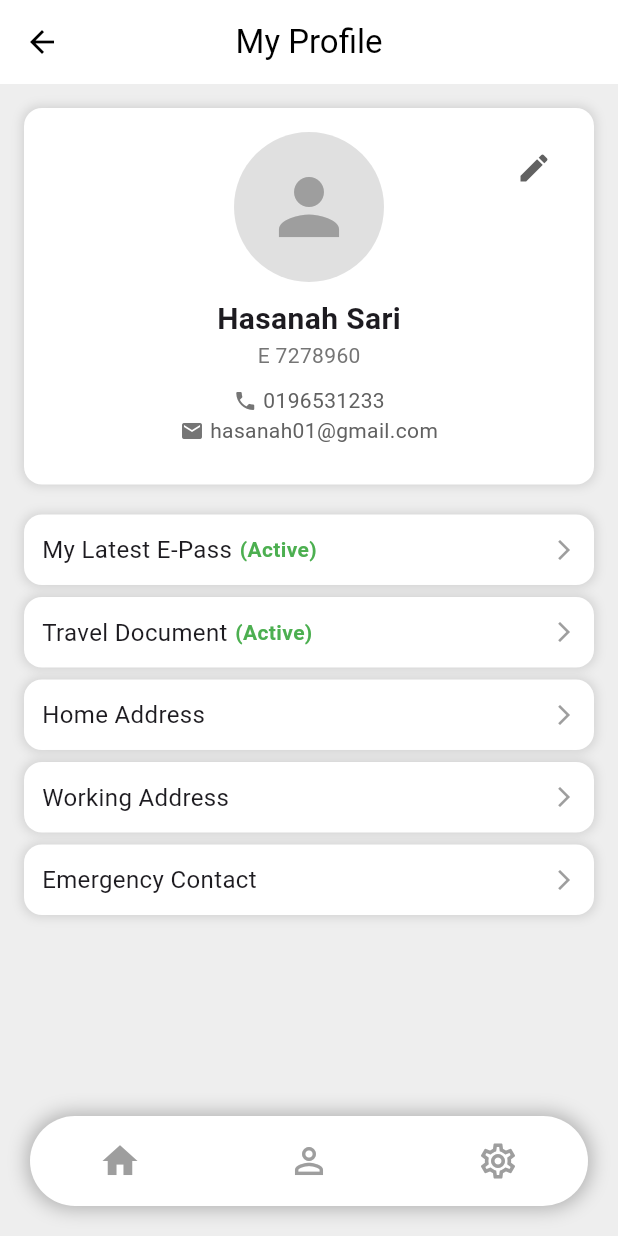
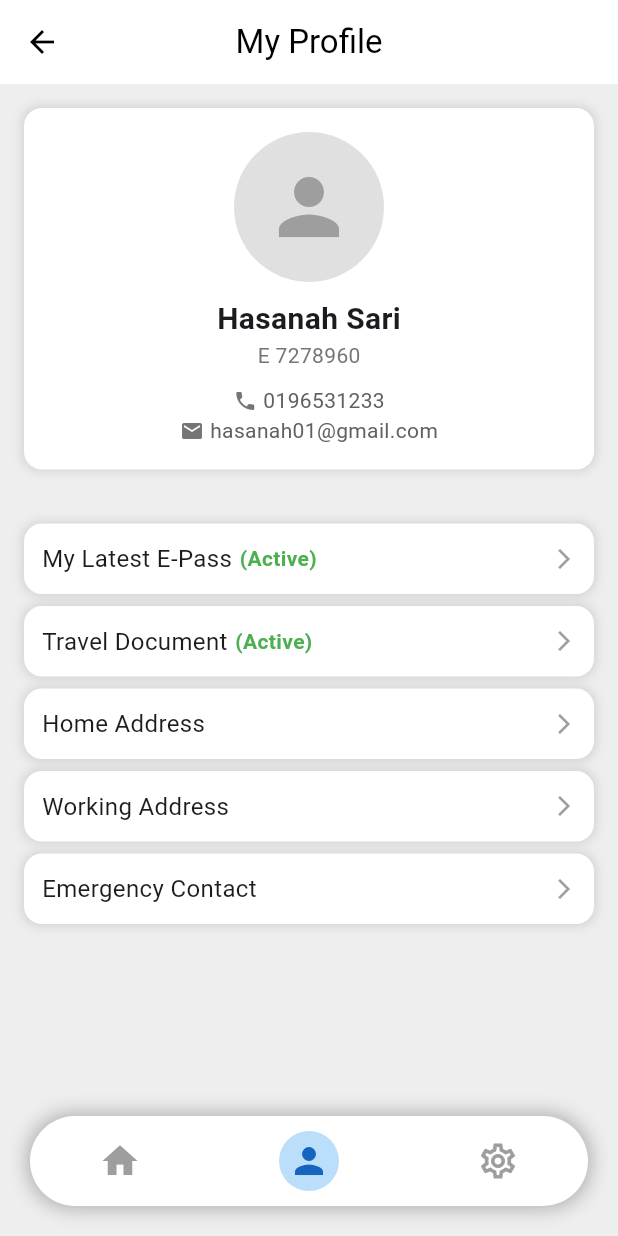
Before and after one commit to masbroamat/niise_mobile, a Flutter app: the ProfilePage screen opened by its route, on a phone screen of 412 x 824 dp. Run offline on Flutter 3.47's test engine with Material 3 defaults, Android fonts, the phone set to English and light mode, and no system bars; our stand-ins replace flutter_svg.

Commit message:
Issue on routing

```diff
--- a/lib/main.dart
+++ b/lib/main.dart
@@ -23,7 +23,7 @@ class MyApp extends StatelessWidget {
     return MaterialApp(
       debugShowCheckedModeBanner: false,
       title: 'NIISE Mobile',
-      initialRoute: '/',
+      initialRoute: '/home',
       routes: {
         '/': (context) => const LoginPage(),
         '/home': (context) => const HomePage(),
@@ -37,7 +37,7 @@ class MyApp extends StatelessWidget {
             (context) => const ForgotPassword(),
         '/set_new_password':
             (context) =>
-                const SetNewPasswordPage(),
+                SetNewPasswordScreen(),
         '/verification_forgot_password':
             (context) =>
                 const VerificationForgotPassword(),
--- a/lib/pages/profile_page.dart
+++ b/lib/pages/profile_page.dart
@@ -4,13 +4,11 @@ class ProfilePage extends StatefulWidget {
   const ProfilePage({super.key});
 
   @override
-  State<ProfilePage> createState() =>
-      _ProfilePageState();
+  State<ProfilePage> createState() => _ProfilePageState();
 }
 
-class _ProfilePageState
-    extends State<ProfilePage> {
-  int _selectedIndex = 3; // Default to settings
+class _ProfilePageState extends State<ProfilePage> {
+  int _selectedIndex = 1; // Set default index to Profile page
 
   void _onItemTapped(int index) {
     if (index != _selectedIndex) {
@@ -21,78 +19,25 @@ class _ProfilePageState
       // Navigate to the corresponding page
       if (index == 0) {
         Navigator.pushNamed(context, '/home');
-      } else if (index == 1) {
       } else if (index == 2) {
         Navigator.pushNamed(context, '/settings');
       }
     }
   }
 
-  Widget _buildBottomNavBar() {
-    return Container(
-      height: 60,
-      margin: const EdgeInsets.only(
-        bottom: 20,
-        left: 20,
-        right: 20,
-      ),
-      padding: const EdgeInsets.symmetric(
-        horizontal: 40,
-      ),
-      decoration: BoxDecoration(
-        color: Colors.white,
-        borderRadius: BorderRadius.circular(30),
-        boxShadow: [
-          BoxShadow(
-            color: Colors.black26,
-            blurRadius: 10,
-            spreadRadius: 2,
-          ),
-        ],
-      ),
-      child: Row(
-        mainAxisAlignment:
-            MainAxisAlignment.spaceBetween,
-        children: [
-          _buildNavBarItem(Icons.home, 0),
-          _buildNavBarItem(
-            Icons.person_outline,
-            1,
-          ),
-          _buildNavBarItem(
-            Icons.settings_outlined,
-            2,
-          ),
-        ],
-      ),
-    );
-  }
-
-  Widget _buildNavBarItem(
-    IconData icon,
-    int index,
-  ) {
+  Widget _buildNavBarItem(IconData icon, int index) {
     return GestureDetector(
-      onTap:
-          () => _onItemTapped(
-            index,
-          ), // Correct index handling
+      onTap: () => _onItemTapped(index),
       child: Container(
         width: 40,
         height: 40,
         decoration: BoxDecoration(
           shape: BoxShape.circle,
-          color:
-              _selectedIndex == index
-                  ? Colors.blue.shade100
-                  : Colors.transparent,
+          color: _selectedIndex == index ? Colors.blue.shade100 : Colors.transparent,
         ),
         child: Icon(
           icon,
-          color:
-              _selectedIndex == index
-                  ? Colors.blue.shade800
-                  : Colors.grey,
+          color: _selectedIndex == index ? Colors.blue.shade800 : Colors.grey,
           size: 28,
         ),
       ),
@@ -104,14 +49,14 @@ class _ProfilePageState
     return Scaffold(
       backgroundColor: Colors.grey[200],
       appBar: AppBar(
-        title: Text(
+        title: const Text(
           'My Profile',
           style: TextStyle(color: Colors.black),
         ),
         centerTitle: true,
         backgroundColor: Colors.white,
         elevation: 0,
-        iconTheme: IconThemeData(
+        iconTheme: const IconThemeData(
           color: Colors.black,
         ),
       ),
@@ -120,13 +65,12 @@ class _ProfilePageState
           children: [
             // Profile Section
             Container(
-              margin: EdgeInsets.all(16),
-              padding: EdgeInsets.all(16),
+              margin: const EdgeInsets.all(16),
+              padding: const EdgeInsets.all(16),
               decoration: BoxDecoration(
                 color: Colors.white,
-                borderRadius:
-                    BorderRadius.circular(12),
-                boxShadow: [
+                borderRadius: BorderRadius.circular(12),
+                boxShadow: const [
                   BoxShadow(
                     color: Colors.black12,
                     blurRadius: 5,
@@ -134,158 +78,99 @@ class _ProfilePageState
                   ),
                 ],
               ),
-              child: Stack(
+              child: Column(
                 children: [
-                  Column(
-                    children: [
-                      // Profile Picture Centered
                   CircleAvatar(
                     radius: 50,
-                        backgroundColor:
-                            Colors.grey[300],
-                        child: Icon(
+                    backgroundColor: Colors.grey[300],
+                    child: const Icon(
                       Icons.person,
                       size: 60,
                       color: Colors.grey,
                     ),
                   ),
-                      SizedBox(height: 10),
-
-                      // Name
-                      Text(
+                  const SizedBox(height: 10),
+                  const Text(
                     "Hasanah Sari",
-                        style: TextStyle(
-                          fontSize: 20,
-                          fontWeight:
-                              FontWeight.bold,
+                    style: TextStyle(fontSize: 20, fontWeight: FontWeight.bold),
                   ),
-                      ),
-
-                      // ID Number
-                      Text(
-                        "E 7278960",
-                        style: TextStyle(
-                          color: Colors.grey[600],
-                        ),
-                      ),
-                      SizedBox(height: 10),
-
-                      // Contact Info
+                  Text("E 7278960", style: TextStyle(color: Colors.grey[600])),
+                  const SizedBox(height: 10),
                   Row(
-                        mainAxisAlignment:
-                            MainAxisAlignment
-                                .center,
+                    mainAxisAlignment: MainAxisAlignment.center,
                     children: [
-                          Icon(
-                            Icons.phone,
-                            size: 16,
-                            color:
-                                Colors.grey[600],
-                          ),
-                          SizedBox(width: 4),
-                          Text(
-                            "0196531233",
-                            style: TextStyle(
-                              color:
-                                  Colors
-                                      .grey[700],
-                            ),
-                          ),
+                      Icon(Icons.phone, size: 16, color: Colors.grey[600]),
+                      const SizedBox(width: 4),
+                      Text("0196531233", style: TextStyle(color: Colors.grey[700])),
                     ],
                   ),
                   Row(
-                        mainAxisAlignment:
-                            MainAxisAlignment
-                                .center,
+                    mainAxisAlignment: MainAxisAlignment.center,
                     children: [
-                          Icon(
-                            Icons.email,
-                            size: 16,
-                            color:
-                                Colors.grey[600],
-                          ),
-                          SizedBox(width: 4),
-                          Text(
-                            "hasanah01@gmail.com",
-                            style: TextStyle(
-                              color:
-                                  Colors
-                                      .grey[700],
-                            ),
-                          ),
+                      Icon(Icons.email, size: 16, color: Colors.grey[600]),
+                      const SizedBox(width: 4),
+                      Text("hasanah01@gmail.com", style: TextStyle(color: Colors.grey[700])),
                     ],
-                      ),
-                      SizedBox(height: 10),
-                    ],
-                  ),
-
-                  // Edit Button (Positioned in the Top-Right Corner)
-                  Positioned(
-                    top: 0,
-                    right: 0,
-                    child: IconButton(
-                      onPressed: () {},
-                      icon: Icon(
-                        Icons.edit,
-                        color: Colors.grey[700],
-                      ),
-                    ),
                   ),
                 ],
               ),
             ),
+            const SizedBox(height: 16),
 
             // Profile Options
-            ProfileOption(
-              title: "My Latest E-Pass",
-              status: "Active",
-            ),
-            ProfileOption(
-              title: "Travel Document",
-              status: "Active",
-            ),
+            ProfileOption(title: "My Latest E-Pass", status: "Active"),
+            ProfileOption(title: "Travel Document", status: "Active"),
             ProfileOption(title: "Home Address"),
-            ProfileOption(
-              title: "Working Address",
-            ),
-            ProfileOption(
-              title: "Emergency Contact",
-            ),
+            ProfileOption(title: "Working Address"),
+            ProfileOption(title: "Emergency Contact"),
 
-            SizedBox(height: 16),
+            const SizedBox(height: 16),
           ],
         ),
       ),
-
-      // Bottom Navigation Bar
-      bottomNavigationBar: _buildBottomNavBar(),
+      bottomNavigationBar: Container(
+        height: 60,
+        margin: const EdgeInsets.only(bottom: 20, left: 20, right: 20),
+        padding: const EdgeInsets.symmetric(horizontal: 40),
+        decoration: BoxDecoration(
+          color: Colors.white,
+          borderRadius: BorderRadius.circular(30),
+          boxShadow: const [
+            BoxShadow(
+              color: Colors.black26,
+              blurRadius: 10,
+              spreadRadius: 2,
+            ),
+          ],
+        ),
+        child: Row(
+          mainAxisAlignment: MainAxisAlignment.spaceBetween,
+          children: [
+            _buildNavBarItem(Icons.home, 0),
+            _buildNavBarItem(Icons.person, 1),
+            _buildNavBarItem(Icons.settings_outlined, 2),
+          ],
+        ),
+      ),
     );
   }
 }
 
-// Profile Option Widget
 class ProfileOption extends StatelessWidget {
   final String title;
   final String? status;
 
-  const ProfileOption({
-    super.key,
-    required this.title,
-    this.status,
-  });
+  const ProfileOption({super.key, required this.title, this.status});
 
   @override
   Widget build(BuildContext context) {
     return Container(
-      margin: EdgeInsets.symmetric(
-        horizontal: 16,
-        vertical: 4,
-      ),
-      padding: EdgeInsets.all(12),
+      margin: const EdgeInsets.symmetric(horizontal: 16, vertical: 4),
+      padding: const EdgeInsets.all(12),
       decoration: BoxDecoration(
         color: Colors.white,
         borderRadius: BorderRadius.circular(12),
-        boxShadow: [
+        boxShadow: const [
           BoxShadow(
             color: Colors.black12,
             blurRadius: 5,
@@ -294,20 +179,16 @@ class ProfileOption extends StatelessWidget {
         ],
       ),
       child: Row(
-        mainAxisAlignment:
-            MainAxisAlignment.spaceBetween,
+        mainAxisAlignment: MainAxisAlignment.spaceBetween,
         children: [
           Row(
             children: [
-              Text(
-                title,
-                style: TextStyle(fontSize: 16),
-              ),
+              Text(title, style: const TextStyle(fontSize: 16)),
               if (status != null) ...[
-                SizedBox(width: 5),
+                const SizedBox(width: 5),
                 Text(
                   "($status)",
-                  style: TextStyle(
+                  style: const TextStyle(
                     color: Colors.green,
                     fontWeight: FontWeight.bold,
                   ),
@@ -315,7 +196,7 @@ class ProfileOption extends StatelessWidget {
               ],
             ],
           ),
-          Icon(
+          const Icon(
             Icons.arrow_forward_ios,
             size: 16,
             color: Colors.grey,
```
Lines whose indentation alone changed are shown as unchanged.
